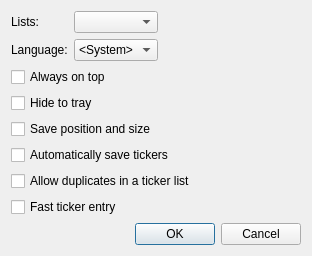
Above: options.ui from HappySeaFox/tht before the change. Below: the same form after it.
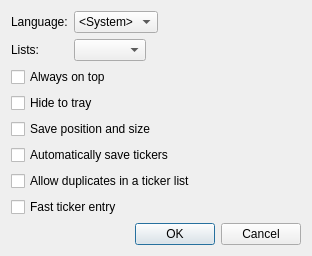
That is the form after the change.

```diff
--- a/options.ui
+++ b/options.ui
@@ -17,23 +17,13 @@
    <item row="0" column="0" colspan="2">
     <layout class="QGridLayout" name="gridLayout">
      <item row="0" column="0">
-      <widget class="QLabel" name="label">
-       <property name="text">
-        <string>Lists:</string>
-       </property>
-      </widget>
-     </item>
-     <item row="0" column="1">
-      <widget class="QComboBox" name="comboNumberOfLists"/>
-     </item>
-     <item row="1" column="0">
       <widget class="QLabel" name="label_2">
        <property name="text">
         <string>Language:</string>
        </property>
       </widget>
      </item>
-     <item row="1" column="1">
+     <item row="0" column="1">
       <widget class="QComboBox" name="comboLang">
        <item>
         <property name="text">
@@ -49,15 +39,35 @@
        </property>
        <property name="sizeHint" stdset="0">
         <size>
-         <width>13</width>
+         <width>0</width>
          <height>20</height>
         </size>
        </property>
       </spacer>
      </item>
+     <item row="1" column="0">
+      <widget class="QLabel" name="label">
+       <property name="text">
+        <string>Lists:</string>
+       </property>
+      </widget>
+     </item>
+     <item row="1" column="1">
+      <widget class="QComboBox" name="comboNumberOfLists">
+       <property name="sizePolicy">
+        <sizepolicy hsizetype="Maximum" vsizetype="Fixed">
+         <horstretch>0</horstretch>
+         <verstretch>0</verstretch>
+        </sizepolicy>
+       </property>
+       <property name="minimumContentsLength">
+        <number>2</number>
+       </property>
+      </widget>
+     </item>
     </layout>
    </item>
-   <item row="1" column="0">
+   <item row="1" column="0" colspan="2">
     <widget class="QCheckBox" name="checkOnTop">
      <property name="text">
       <string>Always on top</string>
@@ -71,28 +81,28 @@
      </property>
     </widget>
    </item>
-   <item row="3" column="0">
+   <item row="3" column="0" colspan="2">
     <widget class="QCheckBox" name="checkSave">
      <property name="text">
       <string>Save position and size</string>
      </property>
     </widget>
    </item>
-   <item row="4" column="0">
+   <item row="4" column="0" colspan="2">
     <widget class="QCheckBox" name="checkSaveTickers">
      <property name="text">
       <string>Automatically save tickers</string>
      </property>
     </widget>
    </item>
-   <item row="5" column="0">
+   <item row="5" column="0" colspan="2">
     <widget class="QCheckBox" name="checkAllowDups">
      <property name="text">
       <string>Allow duplicates in a ticker list</string>
      </property>
     </widget>
    </item>
-   <item row="6" column="0">
+   <item row="6" column="0" colspan="2">
     <widget class="QCheckBox" name="checkMini">
      <property name="text">
       <string>Fast ticker entry</string>
```
Left out of the diff: 2 changed lines with no effect on the pictures.
